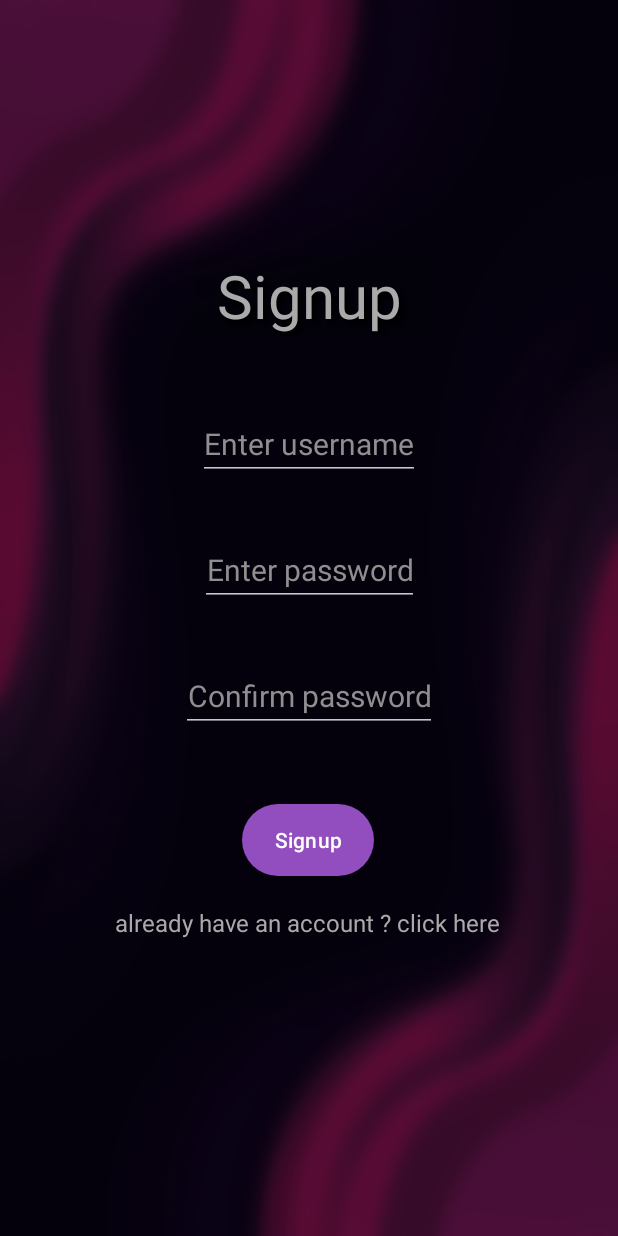
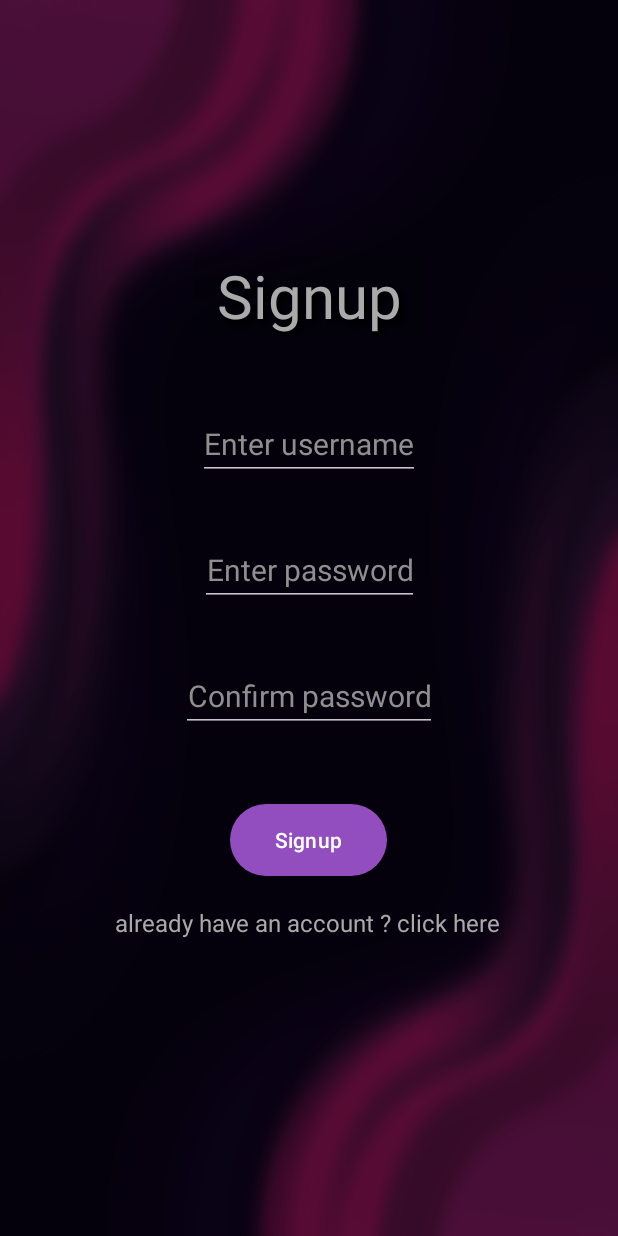
Before and after one commit to SteveTech153/LogStrive, an Android app: the screen it shows after launch (MainActivity), after a tap on an icon or button, on a phone screen of 412 x 824 dp. Run offline under Robolectric (Android 15) with nearby library versions, the phone set to English and light mode, and no system bars; our stand-ins replace Room's generated code, data binding; Roboto replaces fonts that are not available here.

Commit message:
temp commit 2

```diff
--- a/app/src/main/java/com/example/logstrive/MyApp.kt
+++ b/app/src/main/java/com/example/logstrive/MyApp.kt
@@ -62,11 +62,11 @@ class MyApp : Application() {
 //                }
 //                habitRepository.clearAllUserHabitLogs(4)
 //                generateRandomEntries()
-                habitRepository.insertHabitLog(HabitLog(userId = 4, habitId = 10, date = Helper.convertDateToLong(Helper.getYesterdayDate()), duration = 20, timestamp = Helper.convertDateToLong(Helper.getYesterdayDate())))
-                habitRepository.insertHabitLog(HabitLog(userId = 4, habitId = 11, date = Helper.convertDateToLong(Helper.getYesterdayDate()), duration = 20, timestamp = Helper.convertDateToLong(Helper.getYesterdayDate())))
-                habitRepository.insertHabitLog(HabitLog(userId = 4, habitId = 12, date = Helper.convertDateToLong(Helper.getYesterdayDate()), duration = 20, timestamp = Helper.convertDateToLong(Helper.getYesterdayDate())))
-                habitRepository.insertHabitLog(HabitLog(userId = 4, habitId = 13, date = Helper.convertDateToLong(Helper.getYesterdayDate()), duration = 20, timestamp = Helper.convertDateToLong(Helper.getYesterdayDate())))
-                habitRepository.insertDailyLog(DailyLog(userId = 4, date = Helper.convertDateToLong(Helper.getYesterdayDate()), summary = "Preetttyyy okayy day. lorem ipsum dolor amei solo lorem ipsum", overallMood = 2))
+//                habitRepository.insertHabitLog(HabitLog(userId = 4, habitId = 10, date = Helper.convertDateToLong(Helper.getYesterdayDate()), duration = 20, timestamp = Helper.convertDateToLong(Helper.getYesterdayDate())))
+//                habitRepository.insertHabitLog(HabitLog(userId = 4, habitId = 11, date = Helper.convertDateToLong(Helper.getYesterdayDate()), duration = 20, timestamp = Helper.convertDateToLong(Helper.getYesterdayDate())))
+//                habitRepository.insertHabitLog(HabitLog(userId = 4, habitId = 12, date = Helper.convertDateToLong(Helper.getYesterdayDate()), duration = 20, timestamp = Helper.convertDateToLong(Helper.getYesterdayDate())))
+//                habitRepository.insertHabitLog(HabitLog(userId = 4, habitId = 13, date = Helper.convertDateToLong(Helper.getYesterdayDate()), duration = 20, timestamp = Helper.convertDateToLong(Helper.getYesterdayDate())))
+//                habitRepository.insertDailyLog(DailyLog(userId = 4, date = Helper.convertDateToLong(Helper.getYesterdayDate()), summary = "Preetttyyy okayy day. lorem ipsum dolor amei solo lorem ipsum", overallMood = 2))
             }
             //habitRepository.insertHabitLog(HabitLog(userId = 1, habitId = 1, date = getTimeMillis(2024, 2, 1), duration = 20, timestamp =  getTimeMillis(2024, 2, 1)) )
 
--- a/app/src/main/java/com/example/logstrive/data/entity/Category.kt
+++ b/app/src/main/java/com/example/logstrive/data/entity/Category.kt
@@ -7,7 +7,8 @@ import androidx.room.PrimaryKey
 import java.util.Locale
 
 @Entity(
-    tableName = "category"
+    tableName = "category",
+    indices =  [Index( value = ["category_name"], unique = true)]
 )
 data class Category(
     @PrimaryKey(autoGenerate = true) @ColumnInfo(name = "category_id") val categoryId: Int = 0,
--- a/app/src/main/java/com/example/logstrive/data/entity/DailyLog.kt
+++ b/app/src/main/java/com/example/logstrive/data/entity/DailyLog.kt
@@ -9,6 +9,7 @@ import java.util.Date
 
 @Entity(
     tableName = "daily_log",
+    indices = [Index(value = ["user_id", "date"], unique = true)],
     foreignKeys = [
         ForeignKey(
             entity = User::class,
--- a/app/src/main/java/com/example/logstrive/data/entity/Habit.kt
+++ b/app/src/main/java/com/example/logstrive/data/entity/Habit.kt
@@ -8,6 +8,7 @@ import androidx.room.PrimaryKey
 
 @Entity(
     tableName = "habit",
+    indices = [Index(value = ["user_id", "habit_name", "category_id"])],
     foreignKeys = [
         ForeignKey(
             entity = User::class,
--- a/app/src/main/java/com/example/logstrive/data/entity/HabitLog.kt
+++ b/app/src/main/java/com/example/logstrive/data/entity/HabitLog.kt
@@ -8,6 +8,7 @@ import androidx.room.PrimaryKey
 
 @Entity(
     tableName = "habit_log",
+    indices = [Index(value = ["user_id", "habit_id", "date", "timestamp"], unique = true)],
     foreignKeys = [
         ForeignKey(
             entity = User::class,
--- a/app/src/main/java/com/example/logstrive/data/entity/User.kt
+++ b/app/src/main/java/com/example/logstrive/data/entity/User.kt
@@ -7,6 +7,7 @@ import androidx.room.PrimaryKey
 
 @Entity(
     tableName = "user",
+    indices = [Index(value = ["username"], unique = true)]
 )
 data class User(
     @PrimaryKey(autoGenerate = true) @ColumnInfo(name = "user_id") val userId: Int = 0,
--- a/app/src/main/java/com/example/logstrive/presentation/adapter/EmojiAdapter.kt
+++ b/app/src/main/java/com/example/logstrive/presentation/adapter/EmojiAdapter.kt
@@ -30,12 +30,12 @@ class EmojiAdapter(private val emojis: EnumEntries<Emoji>, private val onEmojiCl
         private val emojiTextView: TextView = itemView.findViewById(R.id.emoji)
 
         init {
-            itemView.setOnClickListener { //changed here
+            itemView.setOnClickListener {
                 val previousPosition = selectedPosition
-                selectedPosition = bindingAdapterPosition
+                selectedPosition = adapterPosition
                 notifyItemChanged(previousPosition)
                 notifyItemChanged(selectedPosition)
-                onEmojiClick(bindingAdapterPosition)
+                onEmojiClick(adapterPosition)
             }
         }
 
--- a/app/src/main/res/layout/fragment_login.xml
+++ b/app/src/main/res/layout/fragment_login.xml
@@ -73,8 +73,8 @@
             android:background="@drawable/button"
             android:backgroundTint="@color/lightpurple"
             android:text="@string/login"
-            android:paddingLeft="15dp"
-            android:paddingRight="15dp"
+            android:paddingLeft="30dp"
+            android:paddingRight="30dp"
             android:textColor="@color/white"
             app:backgroundTint="@color/lightpurple"
             android:layout_marginTop="60dp"
--- a/app/src/main/res/layout/fragment_signup.xml
+++ b/app/src/main/res/layout/fragment_signup.xml
@@ -90,8 +90,8 @@
                 android:background="@drawable/button"
                 android:backgroundTint="@color/lightpurple"
                 android:text="@string/signup"
-                android:paddingLeft="10dp"
-                android:paddingRight="10dp"
+                android:paddingLeft="30dp"
+                android:paddingRight="30dp"
                 android:textColor="@color/white"
                 app:backgroundTint="@color/lightpurple"
                 app:layout_constraintEnd_toEndOf="parent"
```
